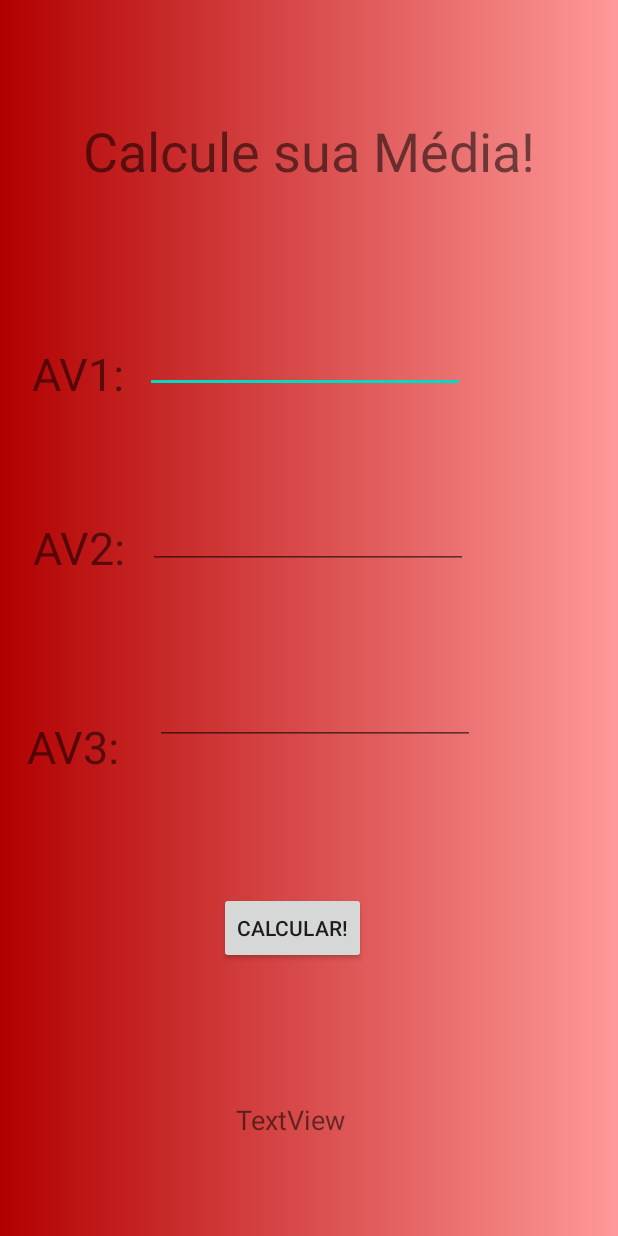
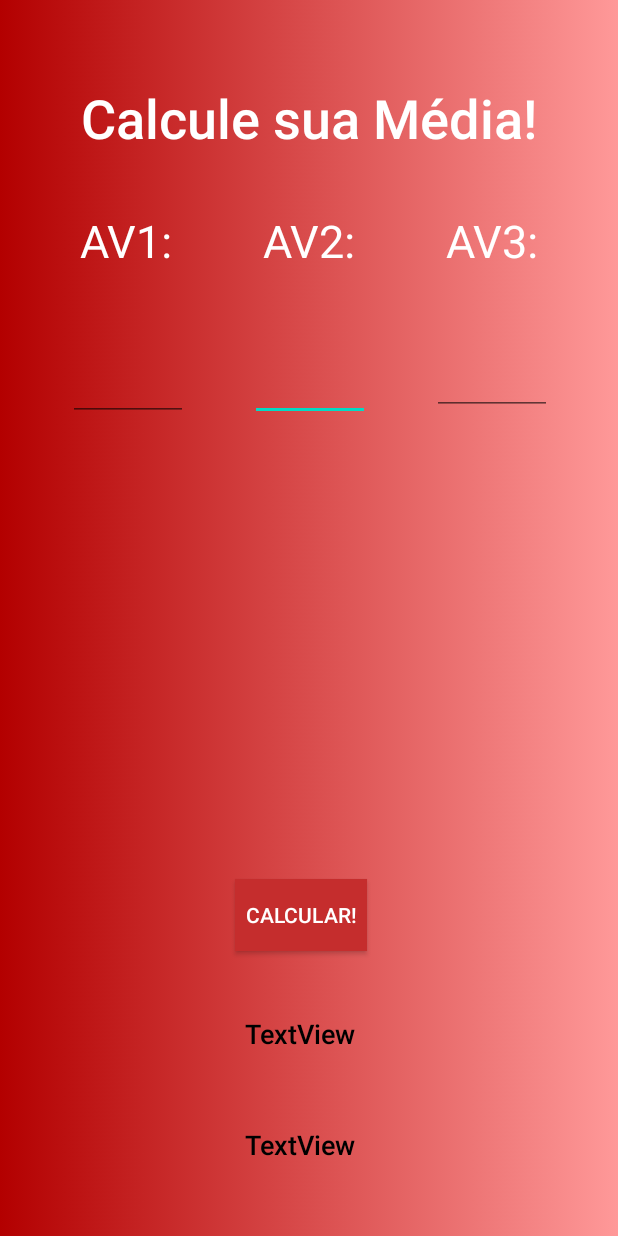
Before and after one commit to mateusmariano/GMWnotes, an Android app: the layout activity_calc_media.xml on its own in the app's theme, with its tools: preview values and no code run, on a phone screen of 412 x 824 dp. Run offline under Robolectric (Android 15) with nearby library versions, the phone set to English and light mode, and no system bars.

Commit message:
[Design] - Ajuste
Começo de ajustes no design das telas

```diff
--- a/app/src/main/java/com/example/gmwnotes/CalcMedia.java
+++ b/app/src/main/java/com/example/gmwnotes/CalcMedia.java
@@ -37,6 +37,7 @@ public class CalcMedia extends Fragment {
         final EditText av2text = view.findViewById(R.id.av2textfield);
         final EditText av3text = view.findViewById(R.id.av3TextField);
         final TextView faltantetext = view.findViewById(R.id.faltanteText);
+        final TextView mediatext = view.findViewById(R.id.mediatxt);
         final Button calcbutton = view.findViewById(R.id.calcButton);
         calcbutton.setOnClickListener(new View.OnClickListener() {
             @Override
@@ -92,7 +93,7 @@ public class CalcMedia extends Fragment {
     }
 
     private boolean checkAv3(TextView av3text) {
-        if (TextUtils.isEmpty(av3text.getText().toString())) {
+        if (TextUtils.isEmpty(av3text.getText().toString()) || av3text.getText() == "0" || av3text.getText() == "0.0") {
             return false;
         } else {
             return true;
@@ -100,7 +101,7 @@ public class CalcMedia extends Fragment {
     }
 
     private boolean checkPassou(double resultado) {
-        if (resultado > corte) {
+        if (resultado >= corte) {
             return true;
         } else {
             return false;
--- a/app/src/main/res/layout/activity_calc_media.xml
+++ b/app/src/main/res/layout/activity_calc_media.xml
@@ -11,35 +11,28 @@
         android:id="@+id/AVITextView2"
         android:layout_width="wrap_content"
         android:layout_height="wrap_content"
-        android:layout_marginStart="20dp"
-        android:layout_marginLeft="20dp"
-        android:layout_marginTop="22dp"
-        android:layout_marginEnd="328dp"
-        android:layout_marginRight="328dp"
-        android:layout_marginBottom="16dp"
+        android:layout_marginStart="16dp"
+        android:layout_marginLeft="16dp"
+        android:layout_marginTop="140dp"
         android:text="AV1:"
+        android:textColor="@color/cardview_light_background"
         android:textSize="30sp"
-        app:layout_constraintBottom_toTopOf="@+id/AV2TextView3"
-        app:layout_constraintEnd_toEndOf="parent"
+        app:layout_constraintEnd_toStartOf="@+id/AV2TextView3"
+        app:layout_constraintHorizontal_bias="0.385"
         app:layout_constraintStart_toStartOf="parent"
-        app:layout_constraintTop_toBottomOf="@+id/textView4" />
+        app:layout_constraintTop_toTopOf="parent" />
 
     <TextView
         android:id="@+id/AV2TextView3"
         android:layout_width="wrap_content"
         android:layout_height="wrap_content"
-        android:layout_marginStart="22dp"
-        android:layout_marginLeft="22dp"
-        android:layout_marginEnd="327dp"
-        android:layout_marginRight="327dp"
-        android:layout_marginBottom="8dp"
+        android:layout_marginTop="140dp"
         android:text="AV2:"
         android:textSize="30sp"
-        app:layout_constraintBottom_toTopOf="@+id/textView2"
+        android:textColor="@color/cardview_light_background"
         app:layout_constraintEnd_toEndOf="parent"
-        app:layout_constraintHorizontal_bias="0.0"
         app:layout_constraintStart_toStartOf="parent"
-        app:layout_constraintTop_toBottomOf="@+id/AVITextView2" />
+        app:layout_constraintTop_toTopOf="parent" />
 
     <TextView
         android:id="@+id/textView4"
@@ -50,100 +43,46 @@
         android:layout_marginTop="16dp"
         android:layout_marginEnd="53dp"
         android:layout_marginRight="53dp"
-        android:layout_marginBottom="22dp"
         android:text="Calcule sua Média!"
+        android:textAppearance="@style/TextAppearance.AppCompat.Body1"
+        android:textColor="@color/cardview_light_background"
         android:textSize="36sp"
-        app:layout_constraintBottom_toTopOf="@+id/AVITextView2"
+        app:fontFamily="sans-serif-medium"
+        app:layout_constraintBottom_toTopOf="@+id/AV2TextView3"
         app:layout_constraintEnd_toEndOf="parent"
         app:layout_constraintStart_toStartOf="parent"
         app:layout_constraintTop_toTopOf="parent" />
-
-    <EditText
-        android:id="@+id/av1textfield"
-        android:layout_width="wrap_content"
-        android:layout_height="wrap_content"
-        android:layout_marginStart="16dp"
-        android:layout_marginLeft="16dp"
-        android:layout_marginTop="70dp"
-        android:layout_marginEnd="102dp"
-        android:layout_marginRight="102dp"
-        android:ems="10"
-        android:inputType="textPersonName"
-        app:layout_constraintBottom_toTopOf="@+id/av2textfield"
-        app:layout_constraintEnd_toEndOf="parent"
-        app:layout_constraintHorizontal_bias="1.0"
-        app:layout_constraintStart_toEndOf="@+id/AVITextView2"
-        app:layout_constraintTop_toBottomOf="@+id/textView4" />
-
-    <EditText
-        android:id="@+id/av2textfield"
-        android:layout_width="wrap_content"
-        android:layout_height="wrap_content"
-        android:layout_marginStart="17dp"
-        android:layout_marginLeft="17dp"
-        android:layout_marginTop="50dp"
-        android:layout_marginEnd="100dp"
-        android:layout_marginRight="100dp"
-        android:ems="10"
-        android:inputType="textPersonName"
-        app:layout_constraintBottom_toTopOf="@+id/av3TextField"
-        app:layout_constraintEnd_toEndOf="parent"
-        app:layout_constraintHorizontal_bias="1.0"
-        app:layout_constraintStart_toEndOf="@+id/AV2TextView3"
-        app:layout_constraintTop_toBottomOf="@+id/av1textfield" />
 
     <TextView
         android:id="@+id/faltanteText"
         android:layout_width="wrap_content"
         android:layout_height="wrap_content"
-        android:layout_marginStart="157dp"
-        android:layout_marginLeft="157dp"
-        android:layout_marginTop="8dp"
-        android:layout_marginEnd="182dp"
-        android:layout_marginRight="182dp"
-        android:layout_marginBottom="43dp"
+        android:layout_marginTop="10dp"
+        android:layout_marginBottom="60dp"
         android:text="TextView"
+        android:textColor="@android:color/background_dark"
         android:textSize="18sp"
+        app:fontFamily="sans-serif-medium"
         app:layout_constraintBottom_toBottomOf="parent"
         app:layout_constraintEnd_toEndOf="parent"
+        app:layout_constraintHorizontal_bias="0.483"
         app:layout_constraintStart_toStartOf="parent"
-        app:layout_constraintTop_toBottomOf="@+id/calcButton" />
+        app:layout_constraintTop_toBottomOf="@+id/mediatxt" />
 
     <TextView
         android:id="@+id/textView2"
         android:layout_width="wrap_content"
         android:layout_height="wrap_content"
-        android:layout_marginStart="21dp"
-        android:layout_marginLeft="21dp"
-        android:layout_marginTop="24dp"
-        android:layout_marginEnd="332dp"
-        android:layout_marginRight="332dp"
-        android:layout_marginBottom="246dp"
+        android:layout_marginTop="140dp"
+        android:layout_marginEnd="16dp"
+        android:layout_marginRight="16dp"
         android:text="AV3:"
         android:textSize="30sp"
-        app:layout_constraintBottom_toBottomOf="parent"
+        android:textColor="@color/cardview_light_background"
         app:layout_constraintEnd_toEndOf="parent"
-        app:layout_constraintHorizontal_bias="1.0"
-        app:layout_constraintStart_toStartOf="parent"
-        app:layout_constraintTop_toBottomOf="@+id/AV2TextView3" />
-
-    <EditText
-        android:id="@+id/av3TextField"
-        android:layout_width="wrap_content"
-        android:layout_height="wrap_content"
-        android:layout_marginStart="23dp"
-        android:layout_marginLeft="23dp"
-        android:layout_marginTop="50dp"
-        android:layout_marginEnd="97dp"
-        android:layout_marginRight="97dp"
-        android:layout_marginBottom="8dp"
-        android:ems="10"
-        android:inputType="textPersonName"
-        app:layout_constraintBottom_toTopOf="@+id/calcButton"
-        app:layout_constraintEnd_toEndOf="parent"
-        app:layout_constraintHorizontal_bias="0.0"
-        app:layout_constraintStart_toEndOf="@+id/textView2"
-        app:layout_constraintTop_toBottomOf="@+id/av2textfield" />
+        app:layout_constraintHorizontal_bias="0.618"
+        app:layout_constraintStart_toEndOf="@+id/AV2TextView3"
+        app:layout_constraintTop_toTopOf="parent" />
 
     <Button
         android:id="@+id/calcButton"
@@ -151,14 +90,74 @@
         android:layout_height="wrap_content"
         android:layout_marginStart="146dp"
         android:layout_marginLeft="146dp"
-        android:layout_marginTop="68dp"
-        android:layout_marginEnd="168dp"
-        android:layout_marginRight="168dp"
-        android:layout_marginBottom="61dp"
+        android:layout_marginEnd="167dp"
+        android:layout_marginRight="167dp"
+        android:layout_marginBottom="190dp"
+        android:background="#C52D2D"
         android:text="Calcular!"
+        android:textColor="@color/cardview_light_background"
+        app:layout_constraintBottom_toBottomOf="parent"
+        app:layout_constraintEnd_toEndOf="parent"
+        app:layout_constraintHorizontal_bias="1.0"
+        app:layout_constraintStart_toStartOf="parent" />
+
+    <EditText
+        android:id="@+id/av2textfield"
+        android:layout_width="80dp"
+        android:layout_height="64dp"
+        android:layout_marginStart="40dp"
+        android:layout_marginLeft="40dp"
+        android:layout_marginTop="36dp"
+        android:layout_marginEnd="40dp"
+        android:layout_marginRight="40dp"
+        android:layout_marginBottom="148dp"
+        android:ems="10"
+        android:inputType="number"
+        app:layout_constraintBottom_toTopOf="@+id/calcButton"
+        app:layout_constraintEnd_toStartOf="@+id/av3TextField"
+        app:layout_constraintStart_toEndOf="@+id/av1textfield"
+        app:layout_constraintTop_toBottomOf="@+id/AV2TextView3"
+        app:layout_constraintVertical_bias="0.0" />
+
+    <EditText
+        android:id="@+id/av1textfield"
+        android:layout_width="80dp"
+        android:layout_height="60dp"
+        android:layout_marginStart="44dp"
+        android:layout_marginLeft="44dp"
+        android:layout_marginTop="40dp"
+        android:ems="10"
+        android:inputType="number"
+        app:layout_constraintEnd_toStartOf="@+id/av2textfield"
+        app:layout_constraintHorizontal_bias="0.024"
+        app:layout_constraintStart_toStartOf="parent"
+        app:layout_constraintTop_toBottomOf="@+id/AVITextView2" />
+
+    <EditText
+        android:id="@+id/av3TextField"
+        android:layout_width="80dp"
+        android:layout_height="60dp"
+        android:layout_marginTop="36dp"
+        android:layout_marginEnd="44dp"
+        android:layout_marginRight="44dp"
+        android:ems="10"
+        android:inputType="number"
+        app:layout_constraintEnd_toEndOf="parent"
+        app:layout_constraintTop_toBottomOf="@+id/textView2" />
+
+    <TextView
+        android:id="@+id/mediatxt"
+        android:layout_width="wrap_content"
+        android:layout_height="wrap_content"
+        android:layout_marginTop="53dp"
+        android:layout_marginBottom="39dp"
+        android:text="TextView"
+        android:textColor="@android:color/background_dark"
+        android:textSize="18sp"
+        app:fontFamily="sans-serif-medium"
         app:layout_constraintBottom_toTopOf="@+id/faltanteText"
         app:layout_constraintEnd_toEndOf="parent"
-        app:layout_constraintHorizontal_bias="0.0"
+        app:layout_constraintHorizontal_bias="0.483"
         app:layout_constraintStart_toStartOf="parent"
-        app:layout_constraintTop_toBottomOf="@+id/av3TextField" />
+        app:layout_constraintTop_toBottomOf="@+id/calcButton" />
 </androidx.constraintlayout.widget.ConstraintLayout>
--- a/app/src/main/res/layout/activity_login.xml
+++ b/app/src/main/res/layout/activity_login.xml
@@ -9,6 +9,7 @@
     android:paddingTop="@dimen/activity_vertical_margin"
     android:paddingRight="@dimen/activity_horizontal_margin"
     android:paddingBottom="@dimen/activity_vertical_margin"
+    android:background="@drawable/gradient"
     tools:context=".ui.login.LoginActivity">
 
     <EditText
@@ -16,11 +17,15 @@
         android:layout_width="0dp"
         android:layout_height="wrap_content"
         android:layout_marginStart="24dp"
-        android:layout_marginTop="60dp"
+        android:layout_marginTop="140dp"
         android:layout_marginEnd="24dp"
         android:hint="Usuário"
         android:inputType="textEmailAddress"
         android:selectAllOnFocus="true"
+        android:textAppearance="@style/TextAppearance.AppCompat.Display1"
+        android:textColor="@android:color/background_light"
+        android:textStyle="bold"
+        app:fontFamily="sans-serif-medium"
         app:layout_constraintEnd_toEndOf="parent"
         app:layout_constraintStart_toStartOf="parent"
         app:layout_constraintTop_toTopOf="parent" />
@@ -30,35 +35,40 @@
         android:layout_width="0dp"
         android:layout_height="wrap_content"
         android:layout_marginStart="24dp"
-        android:layout_marginTop="64dp"
+        android:layout_marginTop="44dp"
         android:layout_marginEnd="24dp"
         android:hint="Senha"
         android:imeActionLabel="@string/action_sign_in_short"
         android:imeOptions="actionDone"
         android:inputType="textPassword"
         android:selectAllOnFocus="true"
+        android:textAppearance="@style/TextAppearance.AppCompat.Display1"
+        android:textStyle="bold"
+        app:fontFamily="sans-serif-medium"
         app:layout_constraintEnd_toEndOf="parent"
-        app:layout_constraintHorizontal_bias="1.0"
         app:layout_constraintStart_toStartOf="parent"
         app:layout_constraintTop_toBottomOf="@+id/username" />
 
     <Button
         android:id="@+id/login"
-        android:layout_width="wrap_content"
-        android:layout_height="wrap_content"
+        android:layout_width="100dp"
+        android:layout_height="61dp"
         android:layout_gravity="start"
         android:layout_marginStart="48dp"
         android:layout_marginTop="16dp"
         android:layout_marginEnd="48dp"
         android:layout_marginBottom="64dp"
+        android:background="#951A1A"
         android:enabled="false"
         android:text="Entrar"
+        android:textColor="#FFFFFF"
+        android:textSize="18sp"
         app:layout_constraintBottom_toBottomOf="parent"
         app:layout_constraintEnd_toEndOf="parent"
         app:layout_constraintHorizontal_bias="0.497"
         app:layout_constraintStart_toStartOf="parent"
         app:layout_constraintTop_toBottomOf="@+id/password"
-        app:layout_constraintVertical_bias="0.844" />
+        app:layout_constraintVertical_bias="1.0" />
 
     <ProgressBar
         android:id="@+id/loading"
@@ -86,12 +96,28 @@
         android:layout_marginEnd="21dp"
         android:layout_marginRight="21dp"
         android:layout_marginBottom="336dp"
+        android:background="#951A1A"
         android:text="Cadastrar"
+        android:textColor="@color/cardview_light_background"
         app:layout_constraintBottom_toBottomOf="parent"
         app:layout_constraintEnd_toEndOf="parent"
-        app:layout_constraintHorizontal_bias="1.0"
+        app:layout_constraintHorizontal_bias="0.034"
         app:layout_constraintStart_toStartOf="parent"
         app:layout_constraintTop_toBottomOf="@+id/password"
         app:layout_constraintVertical_bias="0.0" />
 
+    <TextView
+        android:id="@+id/textView"
+        android:layout_width="wrap_content"
+        android:layout_height="wrap_content"
+        android:layout_marginBottom="450dp"
+        android:text="GMWnotes"
+        android:textColor="#FFFFFF"
+        android:textSize="50sp"
+        app:fontFamily="sans-serif-condensed"
+        app:layout_constraintBottom_toBottomOf="parent"
+        app:layout_constraintEnd_toEndOf="parent"
+        app:layout_constraintStart_toStartOf="parent"
+        app:layout_constraintTop_toTopOf="parent" />
+
 </androidx.constraintlayout.widget.ConstraintLayout>
```
